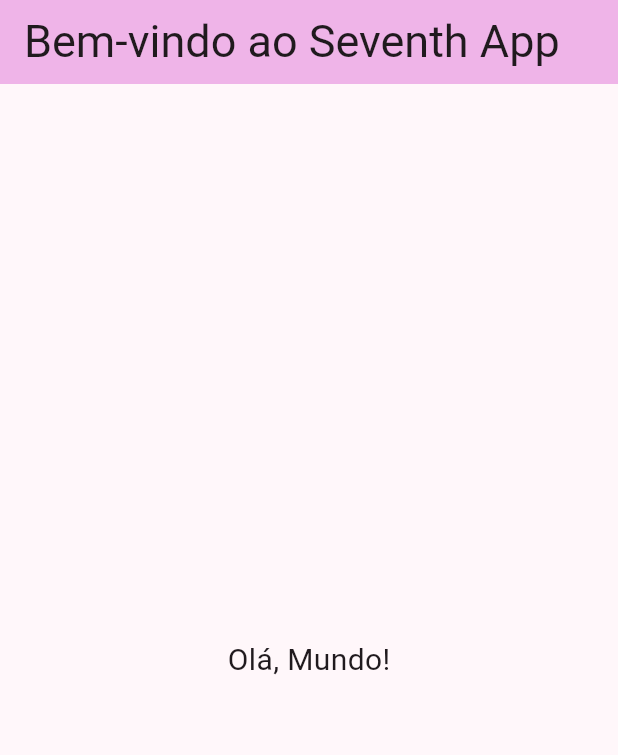
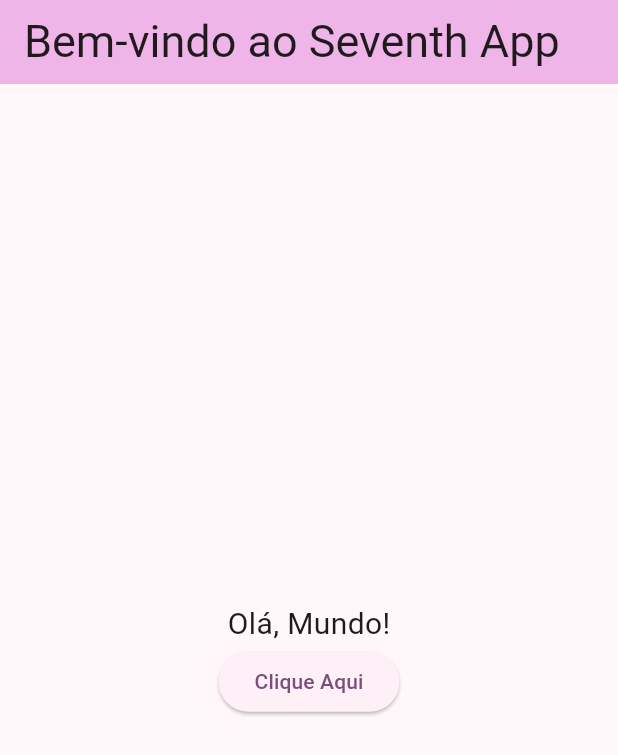
Before and after one commit to anapppp/PS-Seventh-Flutter, a Flutter app: the screen it shows after launch, on a phone screen of 412 x 824 dp. Shown: the top 755 px of the screen. Run offline on Flutter 3.47's test engine with Material 3 defaults, Android fonts, the phone set to English and light mode, and no system bars.

Commit message:
tela HomeScreen ok

```diff
--- a/seveth_app/lib/main.dart
+++ b/seveth_app/lib/main.dart
@@ -37,11 +37,19 @@ class _HomeScreenState extends State<HomeScreen> {
         title: const Text("Bem-vindo ao Seventh App",
             style: TextStyle(fontSize: 30)),
       ),
-      body: const Center(
+      body: Center(
         child: Column(
           mainAxisAlignment: MainAxisAlignment.center,
           children: <Widget>[
-            Text("Olá, Mundo!", style: TextStyle(fontSize: 20)),
+            const Text("Olá, Mundo!", style: TextStyle(fontSize: 20)),
+            ElevatedButton(
+              onPressed: () {
+                ScaffoldMessenger.of(context).showSnackBar(
+                  const SnackBar(content: Text('Botão Clicado!')),
+                );
+              },
+              child: const Text('Clique Aqui'),
+            )
           ],
         ),
       ),
```
